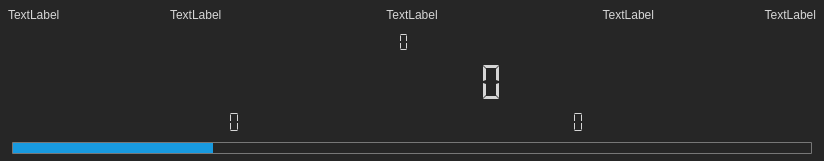
First picture: the form in LEO_sniffy/GUI/widgetdisplay.ui, repository jirik09/Sniffy, before the edit.
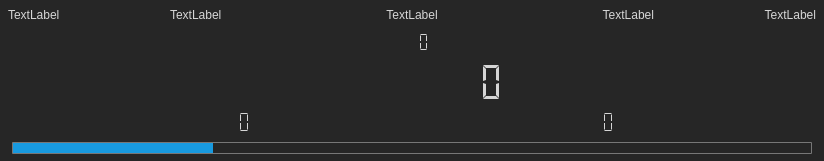
Second picture: the form after the edit.

Diff of the .ui file:
```diff
--- a/LEO_sniffy/GUI/widgetdisplay.ui
+++ b/LEO_sniffy/GUI/widgetdisplay.ui
@@ -329,7 +329,7 @@
               </property>
               <property name="maximumSize">
                <size>
-                <width>120</width>
+                <width>80</width>
                 <height>30</height>
                </size>
               </property>
@@ -590,8 +590,8 @@
               </property>
               <property name="maximumSize">
                <size>
-                <width>120</width>
-                <height>30</height>
+                <width>80</width>
+                <height>40</height>
                </size>
               </property>
              </widget>
```
